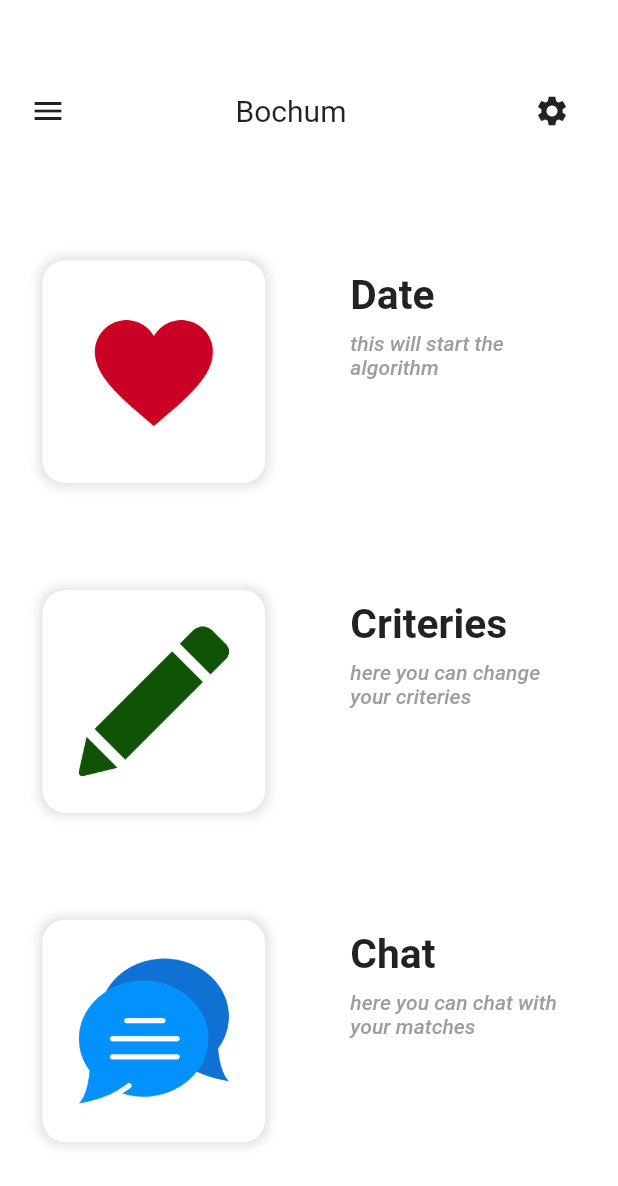
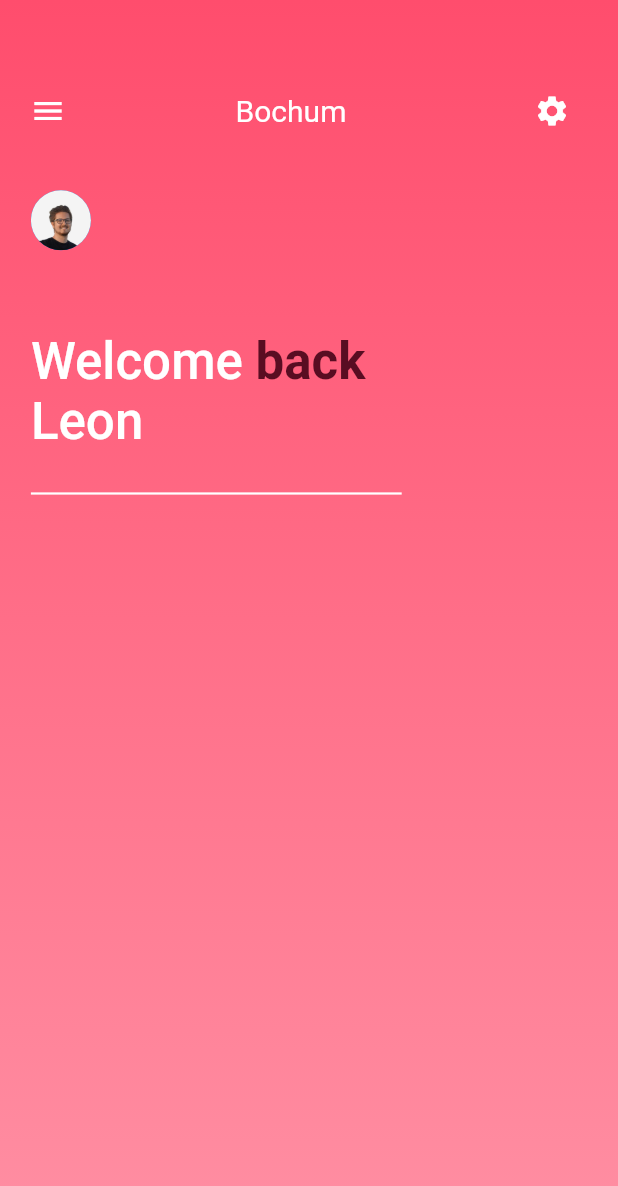
Before and after one commit to leon-mel/pometri, a Flutter app: the LandingPage screen opened by its route, on a phone screen of 412 x 824 dp. Shown: the top 1186 px of the screen. Run offline on Flutter 3.47's test engine with Material 2 defaults, Android fonts, the phone set to English and light mode, and no system bars; drawn by our look-alikes of flutter_bounce; our stand-ins replace hexcolor.

Commit message:
adjusting the home_screen.dart

```diff
--- a/lib/homemenu/home_screen.dart
+++ b/lib/homemenu/home_screen.dart
@@ -14,7 +14,7 @@ class HomeScreen extends StatefulWidget {
 class _HomeScreenState extends State<HomeScreen> {
   double xOffset = 0;
   double yOffset = 0;
-
+  String uname = "Leon";
   bool isDrawerOpen = false;
 
   @override
@@ -27,11 +27,16 @@ class _HomeScreenState extends State<HomeScreen> {
         ..rotateZ(isDrawerOpen ? -50 : 0),
       duration: const Duration(milliseconds: 200),
       decoration: BoxDecoration(
-          color: Colors.white,
+          gradient: const LinearGradient(
+              colors: [Color(0xffff4d6d), Color(0xffff8fa3)],
+              begin: Alignment.topCenter,
+              end: Alignment.bottomCenter),
+          //color: Colors.white,
           borderRadius: isDrawerOpen
               ? BorderRadius.circular(40)
               : BorderRadius.circular(0)),
       child: Column(
+        //crossAxisAlignment: CrossAxisAlignment.stretch,
         children: <Widget>[
           const SizedBox(
             height: 50,
@@ -43,7 +48,10 @@ class _HomeScreenState extends State<HomeScreen> {
                 children: <Widget>[
                   isDrawerOpen
                       ? GestureDetector(
-                          child: const Icon(Icons.arrow_back_ios),
+                          child: const Icon(
+                            Icons.arrow_back_ios,
+                            color: Colors.white,
+                          ),
                           onTap: () {
                             setState(() {
                               xOffset = 0;
@@ -53,7 +61,10 @@ class _HomeScreenState extends State<HomeScreen> {
                           },
                         )
                       : GestureDetector(
-                          child: const Icon(Icons.menu),
+                          child: const Icon(
+                            Icons.menu,
+                            color: Colors.white,
+                          ),
                           onTap: () {
                             setState(() {
                               xOffset = SizeConfig.blockSizeHorizontal * 80;
@@ -66,40 +77,84 @@ class _HomeScreenState extends State<HomeScreen> {
                       'Bochum', //shows the current location at a later point
                       style: TextStyle(
                           fontSize: 20,
-                          color: Colors.black87,
+                          color: Colors.white,
                           decoration: TextDecoration.none)),
                   IconButton(
                       onPressed: () {
                         Navigator.pushNamed(context, Optionmenu.route);
                       },
-                      icon: Icon(Icons.settings)),
+                      icon: Icon(
+                        Icons.settings,
+                        color: Colors.white,
+                      )),
                 ],
               )),
-          const SizedBox(
-            height: 40,
+          SizedBox(
+            height: SizeConfig.safeBlockHorizontal * 2,
           ),
-          SizedBox(
-            height: SizeConfig.blockSizeVertical * 80,
-            child: Column(
-              mainAxisAlignment: MainAxisAlignment.spaceAround,
-              children: const <Widget>[
-                NewPadding(
-                  image1: 'assets/herz.jpg',
-                  text1: 'this will start the algorithm',
-                  text3: 'Date',
+          Container(
+            padding: EdgeInsets.all(SizeConfig.safeBlockHorizontal * 5),
+            child: Align(
+              alignment: Alignment.topLeft,
+              child: CircleAvatar(
+                child: ClipRRect(
+                  borderRadius: BorderRadius.circular(20),
+                  child: const Image(
+                    fit: BoxFit.cover,
+                    image: AssetImage('assets/leon_1.jpg'),
+                  ),
                 ),
-                NewPadding(
-                  image1: 'assets/pencil.png',
-                  text1: 'here you can change your criteries',
-                  text3: 'Criteries',
+              ),
+            ),
+          ),
+          Padding(
+              padding: EdgeInsets.only(
+                  top: SizeConfig.safeBlockVertical * 4,
+                  left: SizeConfig.safeBlockHorizontal * 5,
+                  bottom: SizeConfig.safeBlockHorizontal*5),
+              child: Align(
+                alignment: Alignment.centerLeft,
+                child: RichText(
+                  text: TextSpan(
+                      text: "Welcome ",
+                      style: const TextStyle(
+                          fontSize: 34, fontWeight: FontWeight.w500),
+                      children: <TextSpan>[
+                        const TextSpan(
+                            text: "back \n",
+                            style: TextStyle(
+                                fontWeight: FontWeight.bold,
+                                color: Color(0xff590d22))),
+                        TextSpan(text: uname)
+                      ]),
                 ),
-                NewPadding(
-                  image1: 'assets/chat.png',
-                  text1: 'here you can chat with your matches',
-                  text3: 'Chat',
-                ),
-              ],
-            ),
+              )
+              // Column(
+              //   mainAxisAlignment: MainAxisAlignment.spaceAround,
+              //   children: const <Widget>[
+              //     NewPadding(
+              //       image1: 'assets/herz.jpg',
+              //       text1: 'this will start the algorithm',
+              //       text3: 'Date',
+              //     ),
+              //     NewPadding(
+              //       image1: 'assets/pencil.png',
+              //       text1: 'here you can change your criteries',
+              //       text3: 'Criteries',
+              //     ),
+              //     NewPadding(
+              //       image1: 'assets/chat.png',
+              //       text1: 'here you can chat with your matches',
+              //       text3: 'Chat',
+              //     ),
+              //   ],
+              // )
+              ),
+          Divider(
+            color: Colors.white,
+            thickness: 1.5,
+            indent: SizeConfig.safeBlockHorizontal * 5,
+            endIndent: SizeConfig.safeBlockHorizontal *35,
           )
         ],
       ),
```
